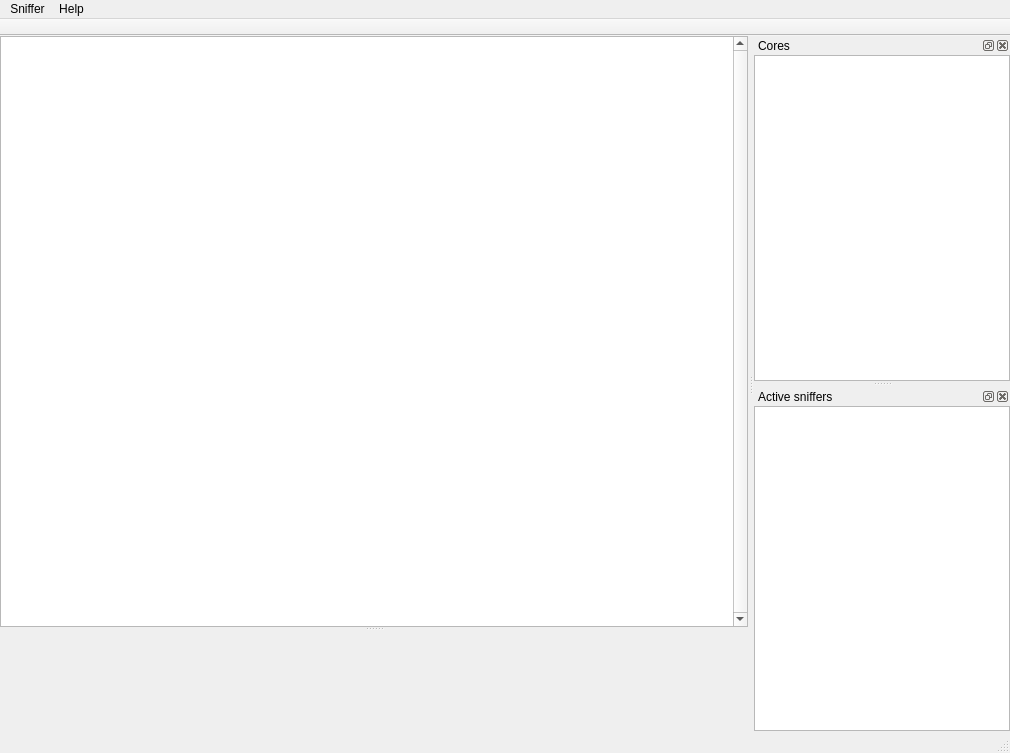
Above: IntPe9/Ui/Main.ui from AxDSan/IntPe9-1 before the change. Below: the same form after it.
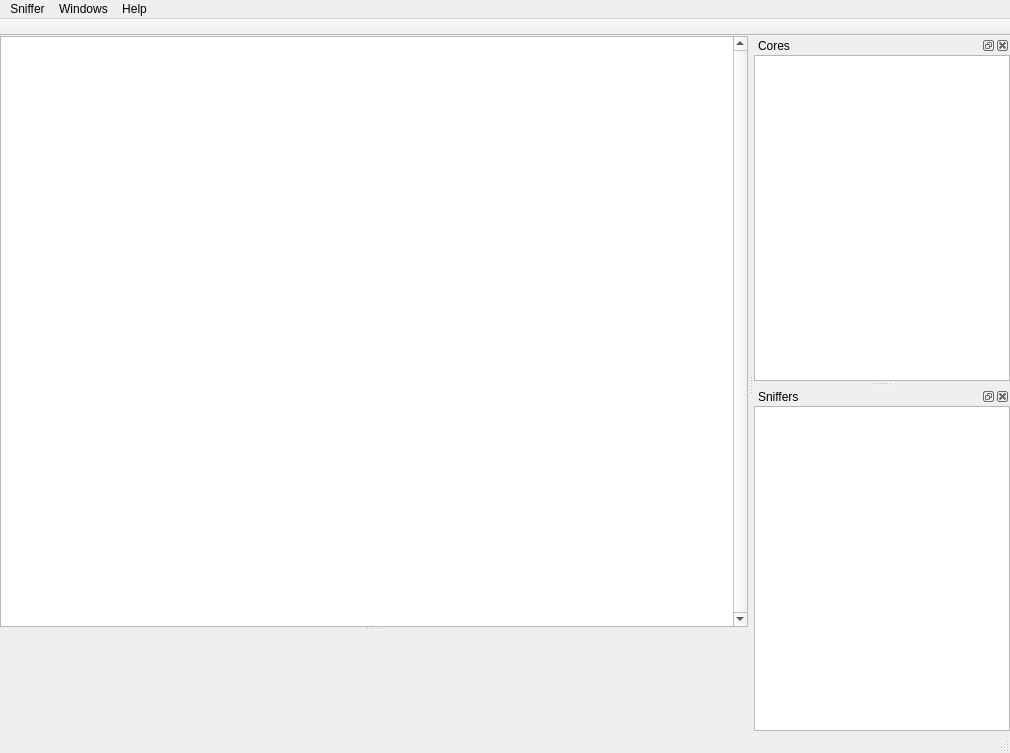
That is the form after the change.

Commit message: Quick commit for Windows menu (Show)

The edit to the form file:
```diff
--- a/IntPe9/Ui/Main.ui
+++ b/IntPe9/Ui/Main.ui
@@ -150,7 +150,15 @@
     </property>
     <addaction name="actionAbout"/>
    </widget>
+   <widget class="QMenu" name="menuView">
+    <property name="title">
+     <string>Windows</string>
+    </property>
+    <addaction name="actionShowCores"/>
+    <addaction name="actionShowSniffers"/>
+   </widget>
    <addaction name="menuFile"/>
+   <addaction name="menuView"/>
    <addaction name="menuHelp"/>
   </widget>
   <widget class="QStatusBar" name="statusBar"/>
@@ -234,7 +242,7 @@
   </widget>
   <widget class="QDockWidget" name="dockSniffer">
    <property name="windowTitle">
-    <string>Active sniffers</string>
+    <string>Sniffers</string>
    </property>
    <attribute name="dockWidgetArea">
     <number>2</number>
```
Left out of the diff: 10 changed lines with no effect on the pictures. The commit also changes 1 other file.
